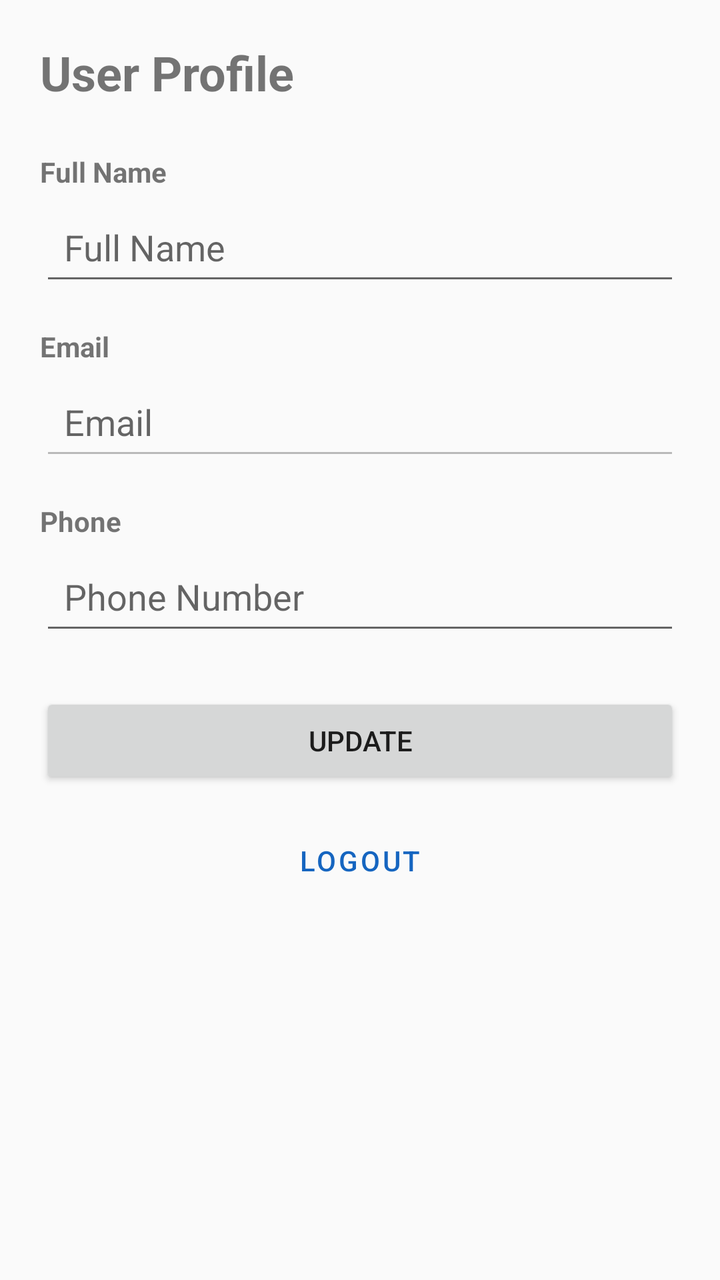
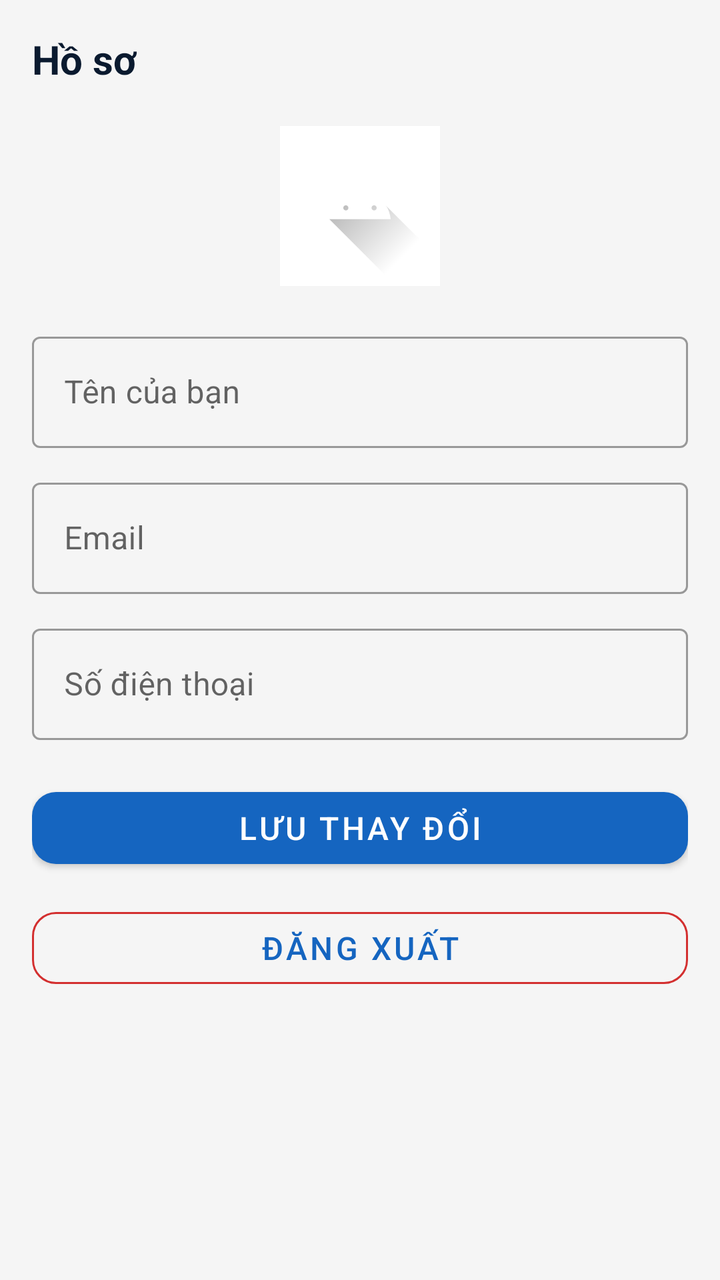

Before-and-after screenshots of an Android layout around one commit, followed by the original layout XML and the change that was made.
<!-- AndroidManifest.xml: application theme Theme.BusBooking -->
<!-- res/layout/fragment_user_profile.xml -->
<?xml version="1.0" encoding="utf-8"?>
<ScrollView xmlns:android="http://schemas.android.com/apk/res/android"
    android:layout_width="match_parent"
    android:layout_height="match_parent">

    <LinearLayout
        android:layout_width="match_parent"
        android:layout_height="wrap_content"
        android:orientation="vertical"
        android:padding="20dp">

        <TextView
            android:layout_width="wrap_content"
            android:layout_height="wrap_content"
            android:text="User Profile"
            android:textSize="24sp"
            android:textStyle="bold"
            android:layout_marginBottom="24dp" />

        <TextView
            android:layout_width="wrap_content"
            android:layout_height="wrap_content"
            android:text="Full Name"
            android:textStyle="bold"
            android:textSize="14sp"
            android:layout_marginBottom="4dp" />

        <EditText
            android:id="@+id/nameInput"
            android:layout_width="match_parent"
            android:layout_height="wrap_content"
            android:hint="Full Name"
            android:inputType="text"
            android:padding="12dp"
            android:layout_marginBottom="16dp" />

        <TextView
            android:layout_width="wrap_content"
            android:layout_height="wrap_content"
            android:text="Email"
            android:textStyle="bold"
            android:textSize="14sp"
            android:layout_marginBottom="4dp" />

        <EditText
            android:id="@+id/emailInput"
            android:layout_width="match_parent"
            android:layout_height="wrap_content"
            android:hint="Email"
            android:inputType="textEmailAddress"
            android:enabled="false"
            android:padding="12dp"
            android:layout_marginBottom="16dp" />

        <TextView
            android:layout_width="wrap_content"
            android:layout_height="wrap_content"
            android:text="Phone"
            android:textStyle="bold"
            android:textSize="14sp"
            android:layout_marginBottom="4dp" />

        <EditText
            android:id="@+id/phoneInput"
            android:layout_width="match_parent"
            android:layout_height="wrap_content"
            android:hint="Phone Number"
            android:inputType="phone"
            android:padding="12dp"
            android:layout_marginBottom="24dp" />

        <ProgressBar
            android:id="@+id/progressBar"
            android:layout_width="wrap_content"
            android:layout_height="wrap_content"
            android:visibility="gone"
            android:layout_gravity="center"
            android:layout_marginBottom="16dp" />

        <TextView
            android:id="@+id/errorText"
            android:layout_width="match_parent"
            android:layout_height="wrap_content"
            android:visibility="gone"
            android:textColor="@android:color/holo_red_dark"
            android:layout_marginBottom="16dp" />

        <Button
            android:id="@+id/saveButton"
            android:layout_width="match_parent"
            android:layout_height="wrap_content"
            android:text="UPDATE"
            android:layout_marginBottom="12dp" />

        <Button
            android:id="@+id/logoutButton"
            android:layout_width="match_parent"
            android:layout_height="wrap_content"
            android:text="LOGOUT"
            style="@style/Widget.MaterialComponents.Button.OutlinedButton" />

    </LinearLayout>

</ScrollView>
<!-- resources referenced by this layout -->
<resources>
  <style name="Theme.BusBooking" parent="Theme.MaterialComponents.Light.NoActionBar.Bridge">
          <item name="colorPrimary">@color/blue_primary</item>
          <item name="colorPrimaryDark">@color/blue_primary_dark</item>
          <item name="colorAccent">@color/blue_accent</item>
      </style>
  <color name="blue_primary">#1565C0</color>
  <color name="blue_primary_dark">#0D47A1</color>
  <color name="blue_accent">#2196F3</color>
</resources>

<!-- the commit's change to res/layout/fragment_user_profile.xml (unified diff, before → after) -->
@@ -1,104 +1,108 @@
 <?xml version="1.0" encoding="utf-8"?>
-<ScrollView xmlns:android="http://schemas.android.com/apk/res/android"
+<androidx.core.widget.NestedScrollView xmlns:android="http://schemas.android.com/apk/res/android"
+    xmlns:app="http://schemas.android.com/apk/res-auto"
     android:layout_width="match_parent"
-    android:layout_height="match_parent">
+    android:layout_height="match_parent"
+    android:background="@color/background_grey">
 
     <LinearLayout
         android:layout_width="match_parent"
         android:layout_height="wrap_content"
         android:orientation="vertical"
-        android:padding="20dp">
+        android:padding="16dp">
 
+        
         <TextView
             android:layout_width="wrap_content"
             android:layout_height="wrap_content"
-            android:text="User Profile"
-            android:textSize="24sp"
+            android:text="Hồ sơ"
+            android:textSize="20sp"
             android:textStyle="bold"
-            android:layout_marginBottom="24dp" />
+            android:textColor="@color/text_primary"
+            android:layout_marginBottom="20dp" />
 
-        <TextView
-            android:layout_width="wrap_content"
-            android:layout_height="wrap_content"
-            android:text="Full Name"
-            android:textStyle="bold"
-            android:textSize="14sp"
-            android:layout_marginBottom="4dp" />
+        
+        <ImageView
+            android:layout_width="80dp"
+            android:layout_height="80dp"
+            android:layout_gravity="center_horizontal"
+            android:layout_marginBottom="20dp"
+            android:src="@drawable/ic_launcher_foreground"
+            android:scaleType="centerInside"
+            android:background="@color/background_white"
+            android:padding="4dp" />
 
-        <EditText
-            android:id="@+id/nameInput"
+        
+        <com.google.android.material.textfield.TextInputLayout
             android:layout_width="match_parent"
             android:layout_height="wrap_content"
-            android:hint="Full Name"
-            android:inputType="text"
-            android:padding="12dp"
-            android:layout_marginBottom="16dp" />
+            android:layout_marginBottom="12dp"
+            style="@style/Widget.MaterialComponents.TextInputLayout.OutlinedBox">
 
-        <TextView
-            android:layout_width="wrap_content"
-            android:layout_height="wrap_content"
-            android:text="Email"
-            android:textStyle="bold"
-            android:textSize="14sp"
-            android:layout_marginBottom="4dp" />
+            <com.google.android.material.textfield.TextInputEditText
+                android:id="@+id/nameInput"
+                android:layout_width="match_parent"
+                android:layout_height="wrap_content"
+                android:hint="Tên của bạn"
+                android:inputType="text" />
 
-        <EditText
-            android:id="@+id/emailInput"
+        </com.google.android.material.textfield.TextInputLayout>
+
+        
+        <com.google.android.material.textfield.TextInputLayout
             android:layout_width="match_parent"
             android:layout_height="wrap_content"
-            android:hint="Email"
-            android:inputType="textEmailAddress"
-            android:enabled="false"
-            android:padding="12dp"
-            android:layout_marginBottom="16dp" />
+            android:layout_marginBottom="12dp"
+            style="@style/Widget.MaterialComponents.TextInputLayout.OutlinedBox">
 
-        <TextView
-            android:layout_width="wrap_content"
-            android:layout_height="wrap_content"
-            android:text="Phone"
-            android:textStyle="bold"
-            android:textSize="14sp"
-            android:layout_marginBottom="4dp" />
+            <com.google.android.material.textfield.TextInputEditText
+                android:id="@+id/emailInput"
+                android:layout_width="match_parent"
+                android:layout_height="wrap_content"
+                android:hint="Email"
+                android:inputType="textEmailAddress"
+                android:enabled="false" />
 
-        <EditText
-            android:id="@+id/phoneInput"
+        </com.google.android.material.textfield.TextInputLayout>
+
+        
+        <com.google.android.material.textfield.TextInputLayout
             android:layout_width="match_parent"
             android:layout_height="wrap_content"
-            android:hint="Phone Number"
-            android:inputType="phone"
-            android:padding="12dp"
-            android:layout_marginBottom="24dp" />
+            android:layout_marginBottom="20dp"
+            style="@style/Widget.MaterialComponents.TextInputLayout.OutlinedBox">
 
-        <ProgressBar
-            android:id="@+id/progressBar"
-            android:layout_width="wrap_content"
-            android:layout_height="wrap_content"
-            android:visibility="gone"
-            android:layout_gravity="center"
-            android:layout_marginBottom="16dp" />
+            <com.google.android.material.textfield.TextInputEditText
+                android:id="@+id/phoneInput"
+                android:layout_width="match_parent"
+                android:layout_height="wrap_content"
+                android:hint="Số điện thoại"
+                android:inputType="phone" />
 
-        <TextView
-            android:id="@+id/errorText"
-            android:layout_width="match_parent"
-            android:layout_height="wrap_content"
-            android:visibility="gone"
-            android:textColor="@android:color/holo_red_dark"
-            android:layout_marginBottom="16dp" />
+        </com.google.android.material.textfield.TextInputLayout>
 
-        <Button
+        
+        <com.google.android.material.button.MaterialButton
             android:id="@+id/saveButton"
             android:layout_width="match_parent"
-            android:layout_height="wrap_content"
-            android:text="UPDATE"
-            android:layout_marginBottom="12dp" />
+            android:layout_height="48dp"
+            android:text="Lưu thay đổi"
+            android:textSize="16sp"
+            android:layout_marginBottom="12dp"
+            app:backgroundTint="@color/blue_primary"
+            app:cornerRadius="12dp" />
 
-        <Button
+        
+        <com.google.android.material.button.MaterialButton
             android:id="@+id/logoutButton"
             android:layout_width="match_parent"
-            android:layout_height="wrap_content"
-            android:text="LOGOUT"
-            style="@style/Widget.MaterialComponents.Button.OutlinedButton" />
+            android:layout_height="48dp"
+            android:text="Đăng xuất"
+            android:textSize="16sp"
+            style="@style/Widget.MaterialComponents.Button.OutlinedButton"
+            app:strokeColor="@color/error"
+            app:cornerRadius="12dp" />
 
     </LinearLayout>
 
-</ScrollView>
+</androidx.core.widget.NestedScrollView>
<!-- resource entries referenced after the edit -->
@@ -1,11 +1,46 @@
 <!-- resources referenced by this layout -->
 <resources>
+  <color name="background_grey">#F5F5F5</color>
+  <color name="background_white">#FFFFFF</color>
   <style name="Theme.BusBooking" parent="Theme.MaterialComponents.Light.NoActionBar.Bridge">
           <item name="colorPrimary">@color/blue_primary</item>
           <item name="colorPrimaryDark">@color/blue_primary_dark</item>
           <item name="colorAccent">@color/blue_accent</item>
       </style>
   <color name="blue_primary">#1565C0</color>
+  <color name="error">#D32F2F</color>
+  <color name="text_primary">#0A1A2F</color>
+  <!-- drawable ic_launcher_foreground (drawable) -->
+  <vector xmlns:android="http://schemas.android.com/apk/res/android"
+      xmlns:aapt="http://schemas.android.com/aapt"
+      android:width="108dp"
+      android:height="108dp"
+      android:viewportWidth="108"
+      android:viewportHeight="108">
+      <path android:pathData="M31,63.928c0,0 6.4,-11 12.1,-13.1c7.2,-2.6 26,-1.4 26,-1.4l38.1,38.1L107,108.928l-32,-1L31,63.928z">
+          <aapt:attr name="android:fillColor">
+              <gradient
+                  android:endX="85.84757"
+                  android:endY="92.4963"
+                  android:startX="42.9492"
+                  android:startY="49.59793"
+                  android:type="linear">
+                  <item
+                      android:color="#44000000"
+                      android:offset="0.0" />
+                  <item
+                      android:color="#00000000"
+                      android:offset="1.0" />
+              </gradient>
+          </aapt:attr>
+      </path>
+      <path
+          android:fillColor="#FFFFFF"
+          android:fillType="nonZero"
+          android:pathData="M65.3,45.828l3.8,-6.6c0.2,-0.4 0.1,-0.9 -0.3,-1.1c-0.4,-0.2 -0.9,-0.1 -1.1,0.3l-3.9,6.7c-6.3,-2.8 -13.4,-2.8 -19.7,0l-3.9,-6.7c-0.2,-0.4 -0.7,-0.5 -1.1,-0.3C38.8,38.328 38.7,38.828 38.9,39.228l3.8,6.6C36.2,49.428 31.7,56.028 31,63.928h46C76.3,56.028 71.8,49.428 65.3,45.828zM43.4,57.328c-0.8,0 -1.5,-0.5 -1.8,-1.2c-0.3,-0.7 -0.1,-1.5 0.4,-2.1c0.5,-0.5 1.4,-0.7 2.1,-0.4c0.7,0.3 1.2,1 1.2,1.8C45.3,56.528 44.5,57.328 43.4,57.328L43.4,57.328zM64.6,57.328c-0.8,0 -1.5,-0.5 -1.8,-1.2s-0.1,-1.5 0.4,-2.1c0.5,-0.5 1.4,-0.7 2.1,-0.4c0.7,0.3 1.2,1 1.2,1.8C66.5,56.528 65.6,57.328 64.6,57.328L64.6,57.328z"
+          android:strokeWidth="1"
+          android:strokeColor="#00000000" />
+  </vector>
   <color name="blue_primary_dark">#0D47A1</color>
   <color name="blue_accent">#2196F3</color>
 </resources>
